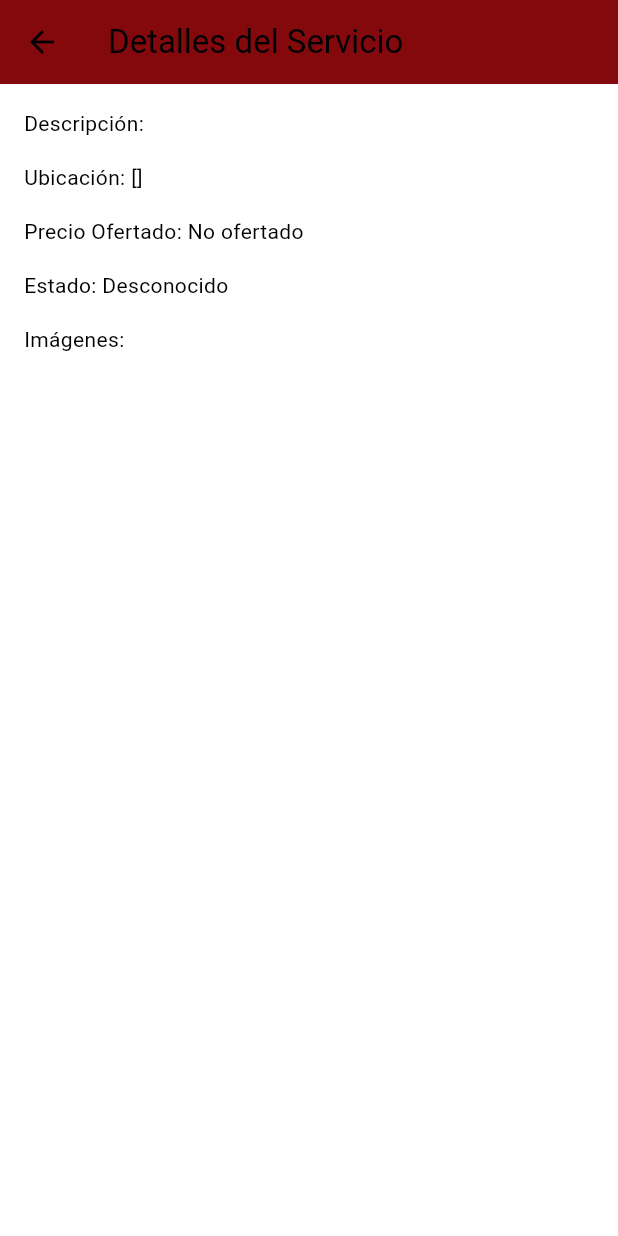
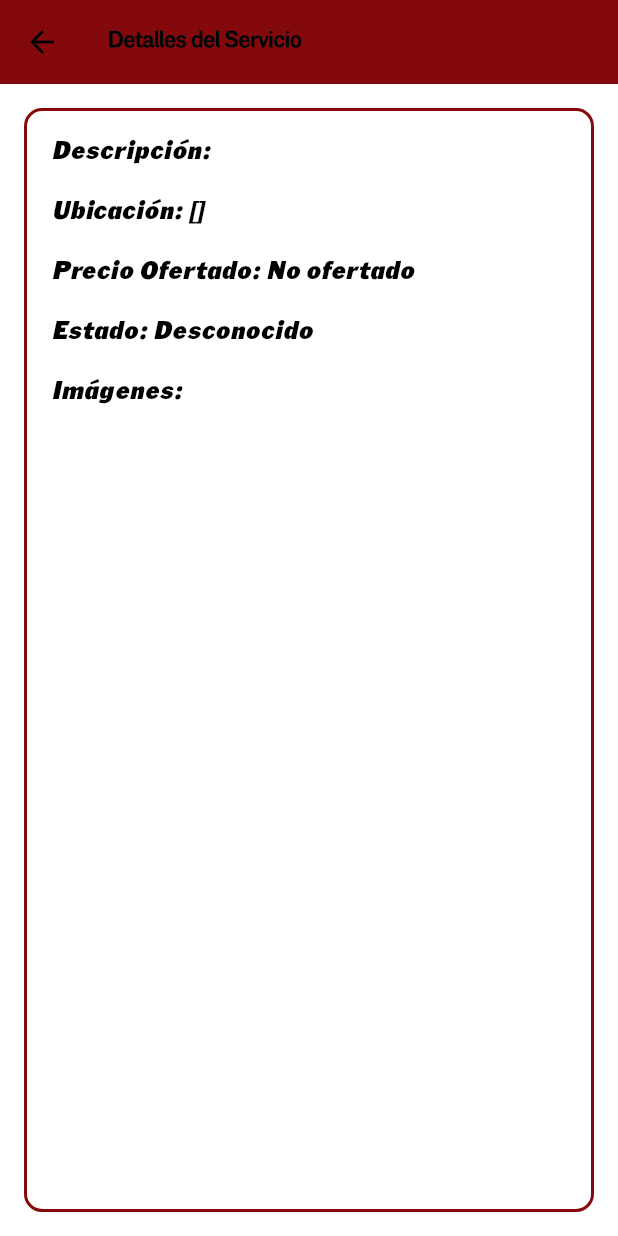
Before and after one commit to ManitoXpress/socio, a Flutter app: the ServiceFormWithTimeline screen opened directly with empty values, on a phone screen of 412 x 824 dp. Run offline on Flutter 3.47's test engine with Material 3 defaults, Android fonts, the light colour scheme and no system bars; our stand-ins replace camera, cloud_firestore, firebase_auth, firebase_core, firebase_storage, flutter_rating_bar and 15 more; missing offline and left inert: app_tracking_transparency, firebase_app_check, flutter_facebook_auth, flutter_wizard, searchbar_animation; accounts and stored records are empty.

Commit message:
update 1.2.8
update 1.2.8

```diff
--- a/lib/ServiceResponse/get.dart
+++ b/lib/ServiceResponse/get.dart
@@ -131,27 +131,6 @@ class ApiService2 {
       throw Exception('Error al obtener datos del backend');
     }
   }
-
-  Future<String> getImageUrls(String userId, String imageName) async {
-  try {
-    String filePath = '$userId/$imageName';
-    print('Accediendo a la ruta de la imagen: $filePath');
-
-    final Reference ref = FirebaseStorage.instance.ref().child(filePath);
-
-    // Intentar obtener la URL de descarga
-    final String downloadUrl = await ref.getDownloadURL();
-    print('URL de descarga obtenida: $downloadUrl');
-    return downloadUrl;
-  } catch (e) {
-    print('Error al obtener la URL de la imagen: $e');
-    // Manejo del caso donde la imagen no existe o no se puede acceder
-    return '';
-  }
-}
-
-
-
 
   Future<List<Category>> fetchExpertises() async {
     final response =
--- a/lib/Utils/styles.dart
+++ b/lib/Utils/styles.dart
@@ -42,6 +42,14 @@ class MyTextStyles {
     fontStyle: FontStyle.normal,
 
     fontSize: 15.0,
+  );
+  static const TextStyle AppbarTextStyle = TextStyle(
+    color: Color.fromARGB(255, 255, 255, 255),
+    fontFamily: 'Xpress Heavy',
+    fontWeight: FontWeight.bold,
+    fontStyle: FontStyle.normal,
+
+    fontSize: 18.0,
   );
 
   static const TextStyle buttonTextStyle = TextStyle(
@@ -135,11 +143,11 @@ class MyTextStyles {
     fontStyle: FontStyle.italic,
   );
   static const TextStyle formServiceTextStyle = TextStyle(
-    color: Color(0xFF830A09),
+    color: Color.fromARGB(255, 0, 0, 0),
     fontFamily: 'Xpress Heavy',
     fontWeight: FontWeight.bold,
     fontStyle: FontStyle.italic,
-    fontSize: 16.0,
+    fontSize: 17.0,
   );
   static const TextStyle butServiceTextStyle = TextStyle(
     color: Color(0xFFFFFFFF),
--- a/lib/Utils/timeLines.dart
+++ b/lib/Utils/timeLines.dart
@@ -2,11 +2,13 @@ import 'package:cloud_firestore/cloud_firestore.dart';
 import 'package:firebase_auth/firebase_auth.dart';
 import 'package:firebase_storage/firebase_storage.dart';
 import 'package:flutter/material.dart';
+import 'package:google_fonts/google_fonts.dart';
 import 'package:http/http.dart' as http;
 import 'package:socio/ServiceResponse/get.dart';
 import 'package:socio/ServiceResponse/post.dart';
 import 'package:socio/ServiceResponse/request.dart';
 import 'package:socio/Utils/statusUtils.dart';
+import 'package:socio/Utils/styles.dart';
 
 import 'package:timeline_tile/timeline_tile.dart';
 import 'dart:convert';
@@ -31,7 +33,6 @@ class ServiceFormWithTimeline extends StatefulWidget {
     required this.onComplete,
     required this.onStatusChanged,
     required this.userData,
-
     required this.workerId,
     required this.images, // Asegurarse de que el parámetro esté presente
   });
@@ -99,7 +100,8 @@ class _ServiceFormWithTimelineState extends State<ServiceFormWithTimeline> {
       builder: (BuildContext context) {
         return AlertDialog(
           title: Text('No Participar en el Trabajo'),
-          content: Text('¿Estás seguro de que no quieres participar en este trabajo?'),
+          content: Text(
+              '¿Estás seguro de que no quieres participar en este trabajo?'),
           actions: [
             TextButton(
               onPressed: () {
@@ -122,7 +124,8 @@ class _ServiceFormWithTimelineState extends State<ServiceFormWithTimeline> {
       final offeredPrice = await fetchOfferedPrice(widget.serviceRequest.id);
       setState(() {
         _fetchedOfferedPrice = offeredPrice;
-        _priceController.text = offeredPrice != null ? offeredPrice.toString() : '';
+        _priceController.text =
+            offeredPrice != null ? offeredPrice.toString() : '';
       });
     } catch (e) {
       print('Error al obtener el precio ofertado: $e');
@@ -140,7 +143,9 @@ class _ServiceFormWithTimelineState extends State<ServiceFormWithTimeline> {
       if (querySnapshot.docs.isNotEmpty) {
         final offerData = querySnapshot.docs.first.data();
         final offeredPrice = offerData['offeredPrice'];
-        return offeredPrice != null ? double.tryParse(offeredPrice.toString()) : null;
+        return offeredPrice != null
+            ? double.tryParse(offeredPrice.toString())
+            : null;
       }
     } catch (e) {
       print('Error al obtener el precio ofertado: $e');
@@ -218,7 +223,8 @@ class _ServiceFormWithTimelineState extends State<ServiceFormWithTimeline> {
       builder: (BuildContext context) {
         return AlertDialog(
           title: Text('Completar Trabajo'),
-          content: Text('¿Estás seguro de que deseas completar este trabajo? El cliente deberá confirmar para finalizar.'),
+          content: Text(
+              '¿Estás seguro de que deseas completar este trabajo? El cliente deberá confirmar para finalizar.'),
           actions: [
             TextButton(
               onPressed: () {
@@ -275,23 +281,47 @@ class _ServiceFormWithTimelineState extends State<ServiceFormWithTimeline> {
 
         return Scaffold(
           appBar: AppBar(
-            title: Text('Detalles del Servicio'),
+            title: Text(
+              'Detalles del Servicio',
+              style: MyTextStyles.ButtonTextStyle,
+            ),
           ),
           body: Padding(
             padding: EdgeInsets.all(16.0),
+            child: Container(
+              padding: EdgeInsets.all(16.0),
+              decoration: BoxDecoration(
+                border: Border.all(color: Color(0xFF830A09), width: 2.0),
+                borderRadius: BorderRadius.circular(
+                    12.0), // Para bordes redondeados opcionalmente
+              ),
               child: Column(
                 crossAxisAlignment: CrossAxisAlignment.start,
                 children: [
-                Text('Descripción: ${serviceData['description'] ?? ''}'),
-                SizedBox(height: 16.0),
-                Text('Ubicación: ${serviceData['location'] ?? ''}'),
+                  Text(
+                    'Descripción:' '${serviceData['description'] ?? ''}',
+                    style: MyTextStyles.formServiceTextStyle,
+                  ),
                   SizedBox(height: 16.0),
                   Text(
-                    'Precio Ofertado: ${_fetchedOfferedPrice ?? 'No ofertado'}'),
+                    'Ubicación: ${serviceData['location'] ?? ''}',
+                    style: MyTextStyles.formServiceTextStyle,
+                  ),
                   SizedBox(height: 16.0),
-                Text('Estado: ${statusNames[_currentStatus] ?? 'Desconocido'}'),
+                  Text(
+                    'Precio Ofertado: ${_fetchedOfferedPrice ?? 'No ofertado'}',
+                    style: MyTextStyles.formServiceTextStyle,
+                  ),
                   SizedBox(height: 16.0),
-                Text('Imágenes:'),
+                  Text(
+                    'Estado: ${statusNames[_currentStatus] ?? 'Desconocido'}',
+                    style: MyTextStyles.formServiceTextStyle,
+                  ),
+                  SizedBox(height: 16.0),
+                  Text(
+                    'Imágenes:',
+                    style: MyTextStyles.formServiceTextStyle,
+                  ),
                   Expanded(
                     child: ListView.builder(
                       itemCount: imageFiles.length,
@@ -300,51 +330,115 @@ class _ServiceFormWithTimelineState extends State<ServiceFormWithTimeline> {
                           padding: const EdgeInsets.only(bottom: 8.0),
                           child: Image.network(
                             imageFiles[index],
-                          height: 80, // Reducción del tamaño de la imagen
-                          width: 80, // Reducción del tamaño de la imagen
+                            height: 80,
+                            width: 80,
                             fit: BoxFit.cover,
                           ),
                         );
                       },
                     ),
                   ),
-
                   SizedBox(height: 16.0),
                   // Mostrar botones dependiendo del estado
                   if (_currentStatus == 'available') ...[
-                  ElevatedButton(
+                    ElevatedButton.icon(
                       onPressed: () {
                         _showProposalDialog(context);
                       },
-                    child: Text('Enviar Propuesta'),
+                      icon: Icon(Icons.add_business, color: Colors.white),
+                      label: Text(
+                    "Enviar Propuesta",
+                    style: GoogleFonts.karla(
+                      color: Colors.white,
+                      fontSize: 16,
+                      fontWeight: FontWeight.bold,
+                    ),
+                  ),
+                  style: ElevatedButton.styleFrom(
+                    backgroundColor: Color(0xFFB00020),
+                    padding:
+                        EdgeInsets.symmetric(vertical: 12, horizontal: 25),
+                  ),
                     ),
                     SizedBox(height: 16.0),
-                  ElevatedButton(
+                    ElevatedButton.icon(
                       onPressed: () {
                         _showNoParticipationDialog(context);
                       },
-                    child: Text('No Participar en el Trabajo'),
+                      icon: Icon(Icons.dangerous, color: Colors.white),
+                      label: Text(
+                    "No Participar",
+                    style: GoogleFonts.karla(
+                      color: Colors.white,
+                      fontSize: 16,
+                      fontWeight: FontWeight.bold,
+                    ),
+                  ),
+                  style: ElevatedButton.styleFrom(
+                    backgroundColor: Color(0xFFB00020),
+                    padding:
+                        EdgeInsets.symmetric(vertical: 12, horizontal: 25),
+                  ),
                     ),
                   ] else if (_currentStatus == 'offer') ...[
-                  ElevatedButton(
+                    ElevatedButton.icon(
                       onPressed: () {
                         _showNoParticipationDialog(context);
                       },
-                    child: Text('No Participar en el Trabajo'),
+                     icon: Icon(Icons.dangerous, color: Colors.white),
+                      label: Text(
+                    "No Participar",
+                    style: GoogleFonts.karla(
+                      color: Colors.white,
+                      fontSize: 16,
+                      fontWeight: FontWeight.bold,
+                    ),
+                  ),
+                  style: ElevatedButton.styleFrom(
+                    backgroundColor: Color(0xFFB00020),
+                    padding:
+                        EdgeInsets.symmetric(vertical: 12, horizontal: 25),
+                  ),
                     ),
                   ] else if (_currentStatus == 'in_progress') ...[
-                  ElevatedButton(
+                    ElevatedButton.icon(
                       onPressed: () {
                         _showNoParticipationDialog(context);
                       },
-                    child: Text('No Participar en el Trabajo'),
+                      icon: Icon(Icons.dangerous, color: Colors.white),
+                      label: Text(
+                    "No Participar",
+                    style: GoogleFonts.karla(
+                      color: Colors.white,
+                      fontSize: 16,
+                      fontWeight: FontWeight.bold,
+                    ),
+                  ),
+                  style: ElevatedButton.styleFrom(
+                    backgroundColor: Color(0xFFB00020),
+                    padding:
+                        EdgeInsets.symmetric(vertical: 12, horizontal: 25),
+                  ),
                     ),
                     SizedBox(height: 16.0),
-                  ElevatedButton(
+                    ElevatedButton.icon(
                       onPressed: () {
                         _showCompleteJobDialog(context);
                       },
-                    child: Text('Completar Trabajo'),
+                      icon: Icon(Icons.architecture_sharp, color: Colors.white),
+                      label: Text(
+                    "Completar trabajo",
+                    style: GoogleFonts.karla(
+                      color: Colors.white,
+                      fontSize: 16,
+                      fontWeight: FontWeight.bold,
+                    ),
+                  ),
+                  style: ElevatedButton.styleFrom(
+                    backgroundColor: Color(0xFFB00020),
+                    padding:
+                        EdgeInsets.symmetric(vertical: 12, horizontal: 25),
+                  ),
                     ),
                   ] else if (_currentStatus == 'pending_confirmation') ...[
                     Text('Esperando la confirmación del cliente...'),
@@ -358,29 +452,9 @@ class _ServiceFormWithTimelineState extends State<ServiceFormWithTimeline> {
                 ],
               ),
             ),
+          ),
         );
       },
     );
   }
-
-  Future<List<String>> _getImageUrls(List<String> imageNames) async {
-    List<String> imageUrls = [];
-    final apiService = ApiService2();
-
-    for (String imageName in imageNames) {
-      try {
-        // Llamada a getImageUrls usando ApiService2
-        String imageUrl = await apiService.getImageUrls(
-            widget.serviceRequest.userId, imageName);
-        if (imageUrl.isNotEmpty) {
-          imageUrls.add(imageUrl);
 }
-      } catch (e) {
-        print('Error al obtener la URL de la imagen $imageName: $e');
-      }
-    }
-
-    return imageUrls;
-  }
-
-}
```
Lines whose indentation alone changed are shown as unchanged.
